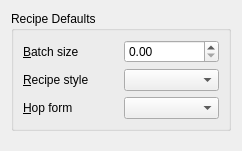
This is src/recipeconfig.ui in mattcaron/qbrew as Qt 5 draws it before an edit. The edited form follows.
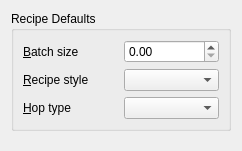
This is the edited form.

Commit message: Redo hop form as hop type

```diff
--- a/src/recipeconfig.ui
+++ b/src/recipeconfig.ui
@@ -65,7 +65,7 @@
       <item row="2" column="0" >
        <widget class="QLabel" name="hopformlabel" >
         <property name="text" >
-         <string>&amp;Hop form</string>
+         <string>&amp;Hop type</string>
         </property>
         <property name="buddy" >
          <cstring>hopform</cstring>
```
Left out of the diff: 10 changed lines with no effect on the pictures. The commit also changes 23 other files.
